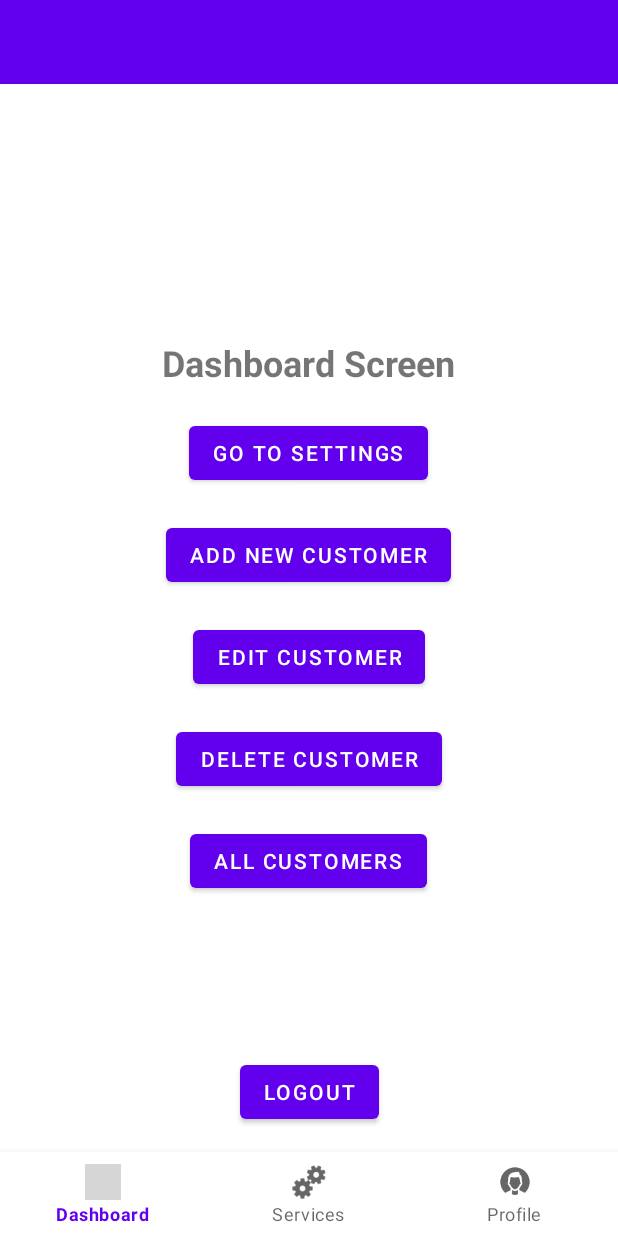
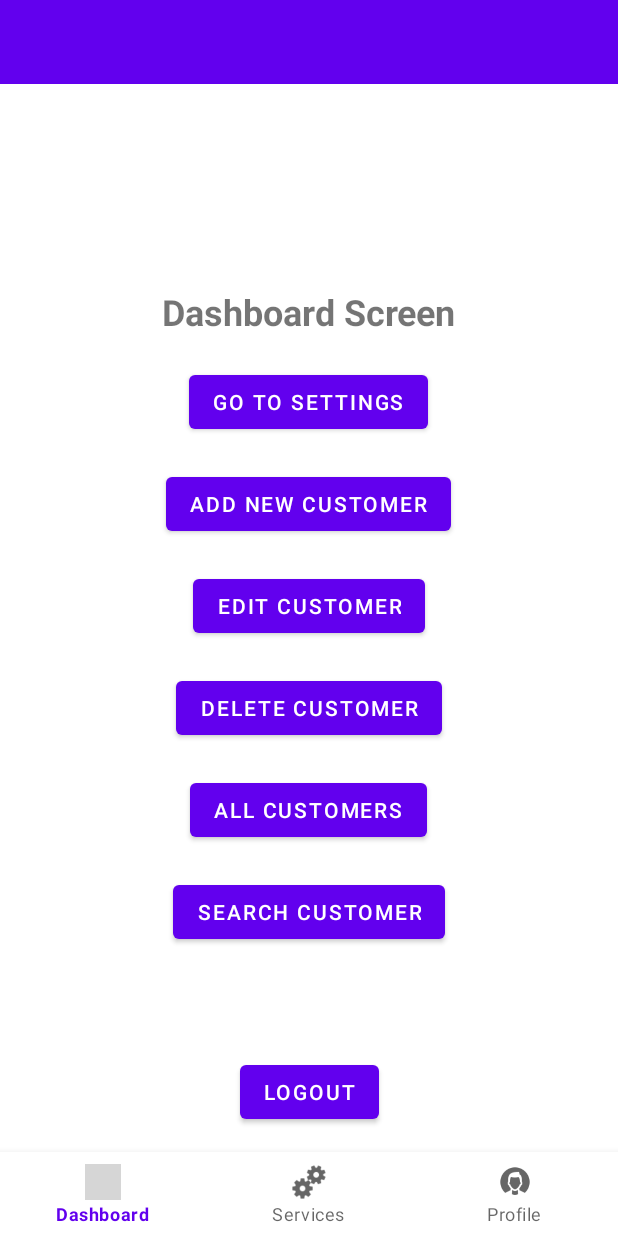
Before and after one commit to shahjalal-mahmud/MobiFixer, an Android app built with Jetpack Compose: the screen it shows after launch once a user with an empty profile is signed in (MainActivity), on a phone screen of 412 x 824 dp. Run offline under Robolectric (Android 15) with nearby library versions, the light colour scheme and no system bars; our stand-ins replace Firebase (no records; nobody signed in at launch, a user with empty details on screens opened directly), navigation-ui; 1 statement that could not run was skipped; grey boxes are pictures that could not be loaded.

Commit message:
Implement Search Operation

```diff
--- a/app/src/main/java/com/example/mobifixer/ui/DashboardFragment.java
+++ b/app/src/main/java/com/example/mobifixer/ui/DashboardFragment.java
@@ -27,6 +27,7 @@ public class DashboardFragment extends Fragment {
         // Initialize buttons
         Button btnAllCustomers = view.findViewById(R.id.btn_all_customers);
         Button btnAddNewCustomer = view.findViewById(R.id.btn_add_customer);
+        Button btnSearchCustomer = view.findViewById(R.id.btn_search_customer);
 
         // Set click listener for "All Customers" button
         btnAllCustomers.setOnClickListener(v -> {
@@ -41,6 +42,11 @@ public class DashboardFragment extends Fragment {
                 Navigation.findNavController(v).navigate(R.id.action_dashboardFragment_to_addCustomerFragment)
         );
 
+        // Set click listener to navigate to SearchCustomerFragment
+        btnSearchCustomer.setOnClickListener(v ->
+                Navigation.findNavController(v).navigate(R.id.action_dashboardFragment_to_searchCustomerFragment)
+        );
+
         return view;
     }
 }
--- a/app/src/main/res/layout/fragment_all_customers.xml
+++ b/app/src/main/res/layout/fragment_all_customers.xml
@@ -30,30 +30,35 @@
                     android:text="@string/id"
                     android:layout_width="100dp"
                     android:layout_height="wrap_content"
+                    android:textColor="@color/black"
                     android:textStyle="bold"/>
 
                 <TextView
                     android:text="@string/name"
                     android:layout_width="150dp"
                     android:layout_height="wrap_content"
+                    android:textColor="@color/black"
                     android:textStyle="bold"/>
 
                 <TextView
                     android:text="@string/phone"
                     android:layout_width="150dp"
                     android:layout_height="wrap_content"
+                    android:textColor="@color/black"
                     android:textStyle="bold"/>
 
                 <TextView
                     android:text="@string/device"
                     android:layout_width="150dp"
                     android:layout_height="wrap_content"
+                    android:textColor="@color/black"
                     android:textStyle="bold"/>
 
                 <TextView
                     android:text="@string/delivery_date"
                     android:layout_width="150dp"
                     android:layout_height="wrap_content"
+                    android:textColor="@color/black"
                     android:textStyle="bold"/>
             </LinearLayout>
 
--- a/app/src/main/res/layout/fragment_dashboard.xml
+++ b/app/src/main/res/layout/fragment_dashboard.xml
@@ -49,5 +49,12 @@
         android:text="@string/all_customers"
         android:layout_marginTop="20dp"/>
 
+    <Button
+        android:id="@+id/btn_search_customer"
+        android:layout_width="wrap_content"
+        android:layout_height="wrap_content"
+        android:text="@string/search_customer"
+        android:layout_marginTop="20dp"/>
+
 
 </LinearLayout>
--- a/app/src/main/res/navigation/nav_graph.xml
+++ b/app/src/main/res/navigation/nav_graph.xml
@@ -28,15 +28,28 @@
         android:id="@+id/dashboardFragment"
         android:name="com.example.mobifixer.ui.DashboardFragment"
         android:label="Dashboard"
-        tools:layout="@layout/fragment_dashboard" />
+        tools:layout="@layout/fragment_dashboard">
+
+        <!-- ✅ Moved inside DashboardFragment -->
+        <action
+            android:id="@+id/action_dashboardFragment_to_addCustomerFragment"
+            app:destination="@id/addCustomerFragment"/>
+
+        <action
+            android:id="@+id/action_dashboardFragment_to_searchCustomerFragment"
+            app:destination="@id/searchCustomerFragment"/>
+    </fragment>
 
     <fragment
         android:id="@+id/addCustomerFragment"
         android:name="com.example.mobifixer.ui.AddCustomerFragment"
         android:label="Add Customer"
         tools:layout="@layout/fragment_add_customer" />
-        <action
-            android:id="@+id/action_dashboardFragment_to_addCustomerFragment"
-            app:destination="@id/addCustomerFragment"/>
+
+    <fragment
+        android:id="@+id/searchCustomerFragment"
+        android:name="com.example.mobifixer.ui.SearchCustomerFragment"
+        android:label="Search Customer"
+        tools:layout="@layout/fragment_search_customer"/>
 
 </navigation>
--- a/app/src/main/res/values/strings.xml
+++ b/app/src/main/res/values/strings.xml
@@ -38,4 +38,9 @@
     <string name="id">ID</string>
     <string name="phone">Phone</string>
     <string name="device">Device</string>
+    <string name="search_customer">Search Customer</string>
+    <string name="search_by_phone_number">Search by Phone Number</string>
+    <string name="search">Search</string>
+    <string name="enter_phone_number">Enter Phone Number</string>
+    <string name="customer_details_will_appear_here">Customer details will appear here.</string>
 </resources>
```
Also changed, not shown: app/src/main/java/com/example/mobifixer/database/DatabaseHelper.java (+7 -0 lines), app/src/main/java/com/example/mobifixer/ui/SearchCustomerFragment.java (added, +74 -0 lines), app/src/main/res/layout/fragment_search_customer.xml (added, +60 -0 lines).
